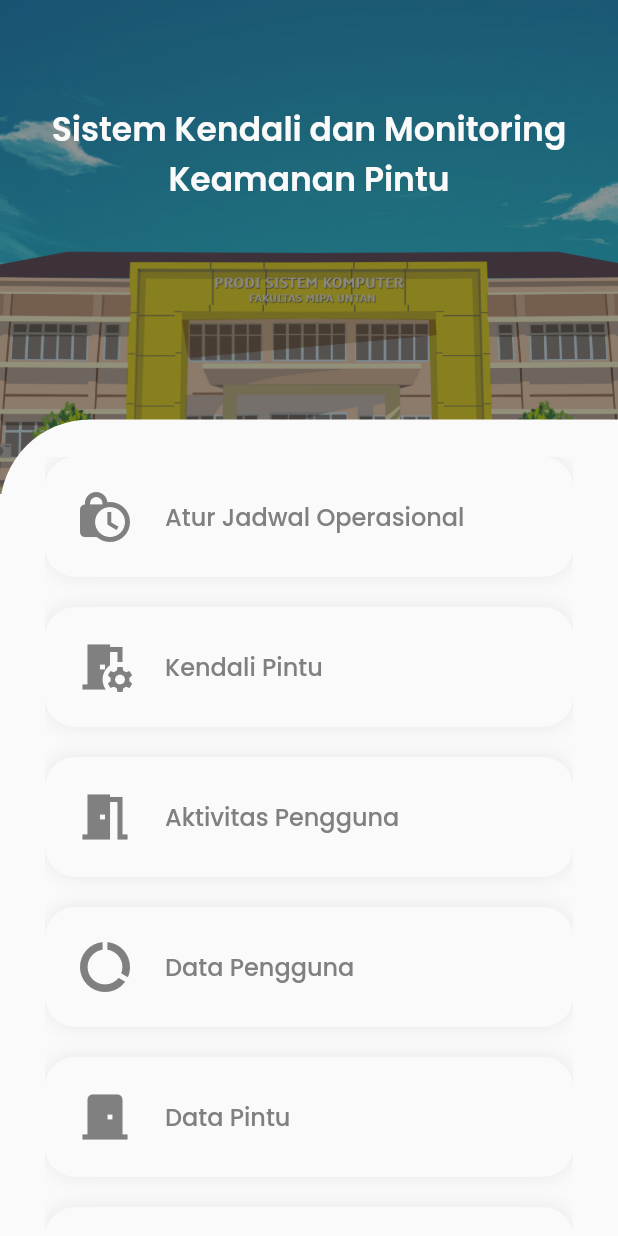
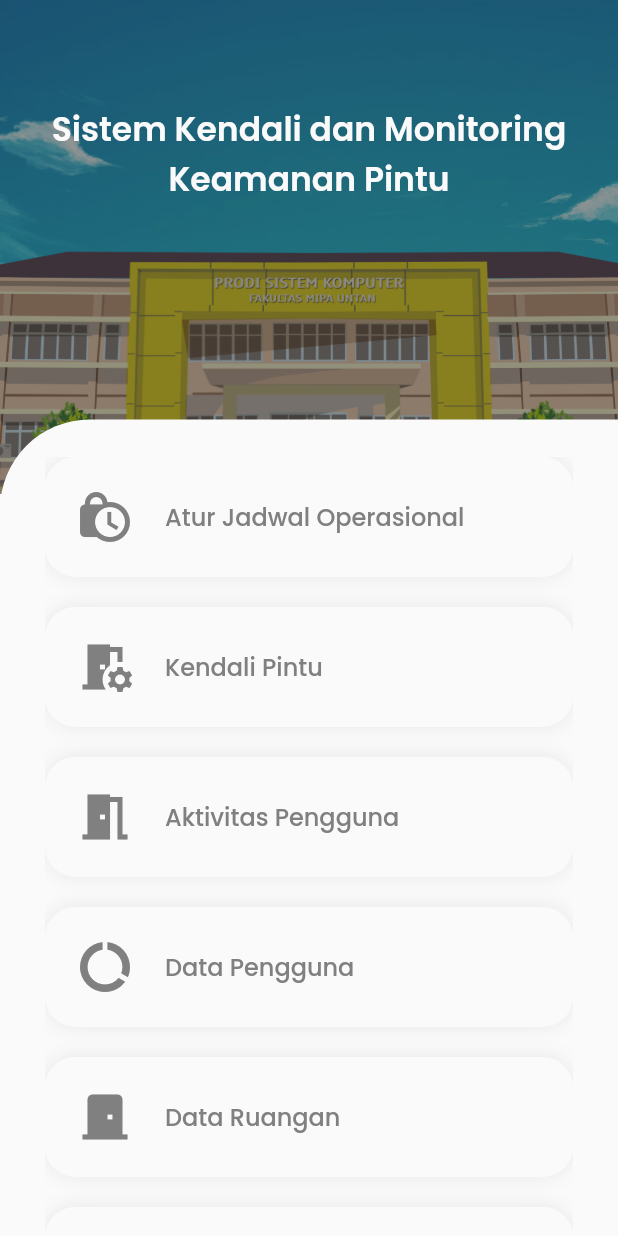
Before and after one commit to unknownunnamed/siskom-door, a Flutter app: the HomeAdmin screen opened directly, on a phone screen of 412 x 824 dp. Run offline on Flutter 3.47's test engine with Material 2 defaults, Android fonts, the phone set to English and light mode, and no system bars; our stand-ins replace firebase_auth, firebase_core, firebase_database, lottie; accounts and stored records are empty.

Commit message:
add: tambah dan hapus ruangan

```diff
--- a/lib/ui/screens/door.dart
+++ b/lib/ui/screens/door.dart
@@ -4,6 +4,7 @@ import 'package:sisdoor/config/custom_color.dart';
 import 'package:sisdoor/services/pintu_services.dart';
 import 'package:sisdoor/ui/widgets/custom_appbar.dart';
 import 'package:sisdoor/ui/widgets/custom_door_card.dart';
+import 'package:sisdoor/ui/widgets/custom_tambah_pintu_modal.dart';
 
 class Door extends StatefulWidget {
   const Door({Key? key}) : super(key: key);
@@ -32,7 +33,7 @@ class _DoorState extends State<Door> {
   Widget build(BuildContext context) {
     return Scaffold(
         backgroundColor: CustomColor.neutralWhite,
-        appBar: customAppbar(context, "Data Pintu"),
+        appBar: customAppbar(context, "Data Ruangan"),
         body: SizedBox(
             width: MediaQuery.of(context).size.width,
             height: MediaQuery.of(context).size.height,
@@ -48,10 +49,10 @@ class _DoorState extends State<Door> {
                   bottom: 10,
                   child: GestureDetector(
                     onTap: () {
-                      // Navigator.push(
-                      //     context,
-                      //     MaterialPageRoute(
-                      //         builder: (context) => TambahPengguna()));
+                      showDialog(
+                          context: context,
+                          builder: (BuildContext context) =>
+                              customTambahPintulModal(context));
                     },
                     child: Container(
                         width: MediaQuery.of(context).size.width - 60,
@@ -63,7 +64,7 @@ class _DoorState extends State<Door> {
                             borderRadius:
                                 BorderRadius.all(Radius.circular(100))),
                         child: Text(
-                          "Tambah Pintu",
+                          "Tambah Ruangan",
                           textAlign: TextAlign.center,
                           style: TextStyle(
                             color: CustomColor.neutralWhite,
--- a/lib/ui/screens/home_admin.dart
+++ b/lib/ui/screens/home_admin.dart
@@ -48,7 +48,7 @@ class HomeAdmin extends StatelessWidget {
       ],
       [
         Icons.door_front_door,
-        "Data Pintu",
+        "Data Ruangan",
         () {
           Navigator.push(
               context, MaterialPageRoute(builder: (context) => Door()));
```
Also changed, not shown: lib/ui/widgets/custom_tambah_pintu_modal.dart (added, +42 -0 lines).
